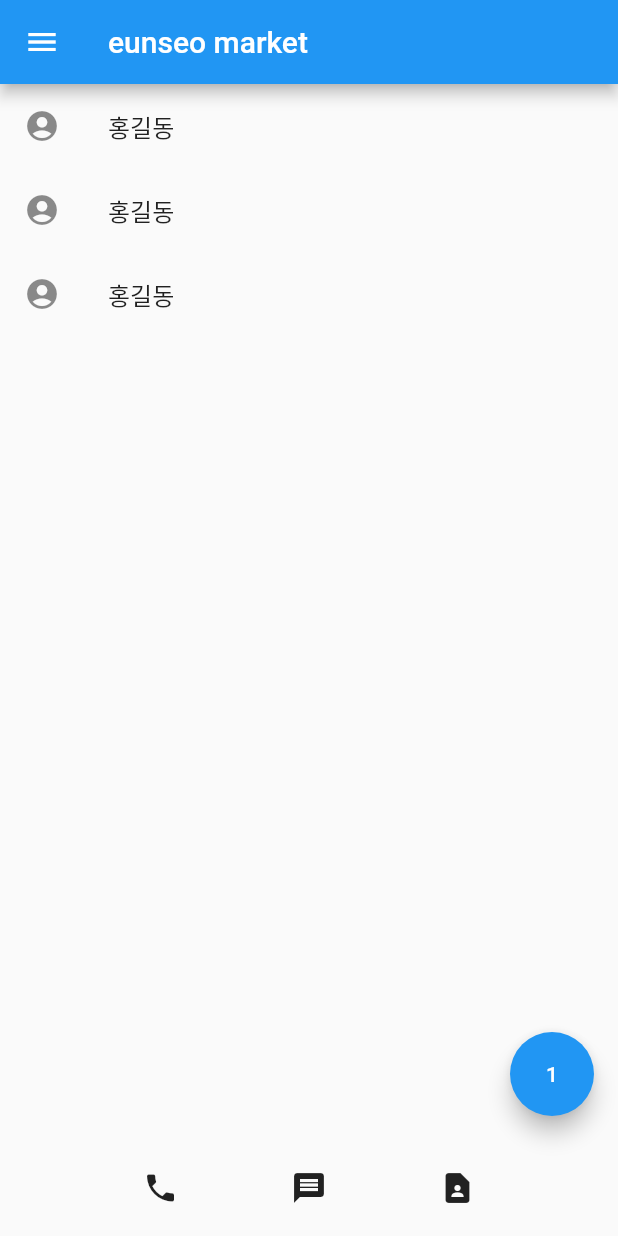
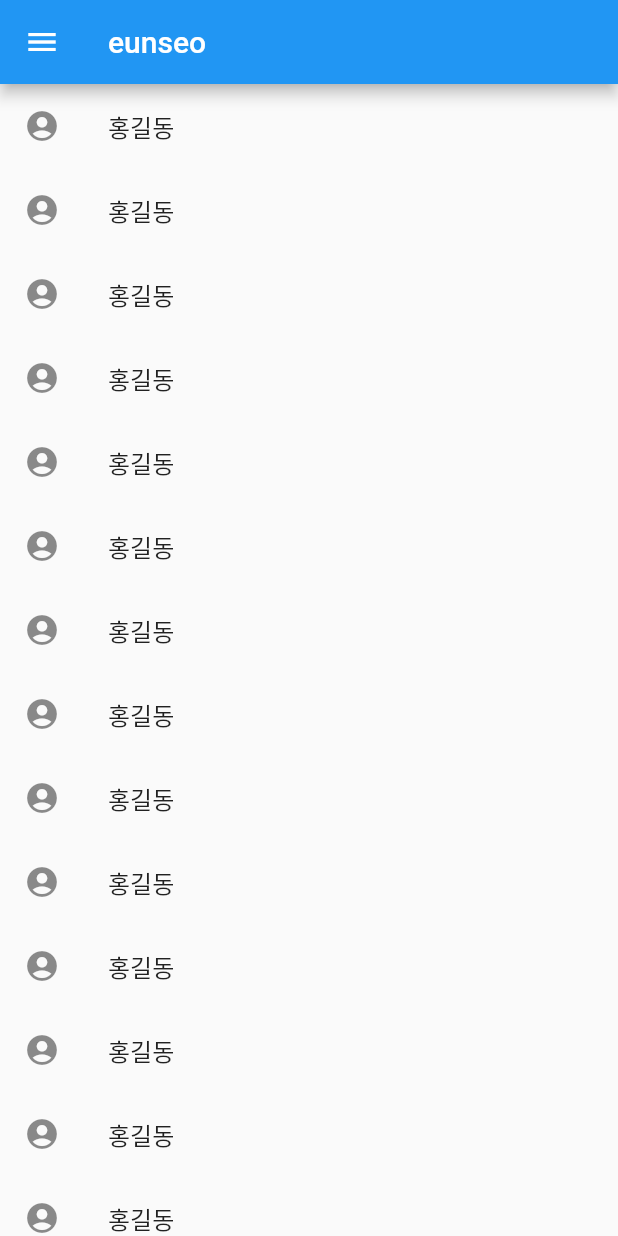
Before and after one commit to kyuseong2001/flutter_MyApp, a Flutter app: the screen it shows after launch, on a phone screen of 412 x 824 dp. Run offline on Flutter 3.47's test engine with Material 2 defaults, Android fonts, the phone set to English and light mode, and no system bars.

Commit message:
'20220102'

```diff
--- a/lib/main.dart
+++ b/lib/main.dart
@@ -1,80 +1,28 @@
 import 'package:flutter/material.dart';
 
 void main() {
-  runApp( MyApp());
+  runApp(const MyApp());
 }
-
-class MyApp extends StatefulWidget {
-  MyApp({Key? key}) : super(key: key);
-
-  @override
-  State<MyApp> createState() => _MyAppState();
-}
-
-class _MyAppState extends State<MyApp> {
-  var a =1;
+class MyApp extends StatelessWidget {
+  const MyApp({Key? key}) : super(key: key);
 
   @override
   Widget build(BuildContext context) {
     return MaterialApp(
-      home:Scaffold(
-        floatingActionButton: FloatingActionButton(
-          child:Text(a.toString()),
-          onPressed:(){
-            setState(() {
-              a++;
-            });
-          } ,
-
-        ),
-        appBar: AppBar(title:Text('eunseo market'),
+      home: Scaffold(
+          appBar:AppBar(title: Text('eunseo'),
             leading: Icon(Icons.menu),
           ),
-
-
-        body: ListView.builder(
-          itemCount: 3,
-          itemBuilder: (context,i){
+          body:ListView.builder(
+              itemCount:300,
+              itemBuilder:(context,i){
                 return ListTile(
                   leading: Icon(Icons.account_circle),
                   title:Text('홍길동'),
                 );
-          },
+              })
       ),
 
-
-
-
-
-
-
-
-
-
-      bottomNavigationBar: BottomAppBar(),
-      ),
     );
   }
 }
-
-class BottomAppBar extends StatelessWidget {
-  const BottomAppBar({Key? key}) : super(key: key);
-
-  @override
-  Widget build(BuildContext context) {
-    return Container(
-      child: Container(
-          margin:EdgeInsets.all(20),
-          child:Row(
-            mainAxisAlignment:MainAxisAlignment.spaceEvenly,
-            children: [
-              Icon(Icons.phone),
-              Icon(Icons.message),
-              Icon(Icons.contact_page)
-            ],
-          )
-      ),
-    );
-
-  }
-}
```
Lines whose indentation alone changed are shown as unchanged.
